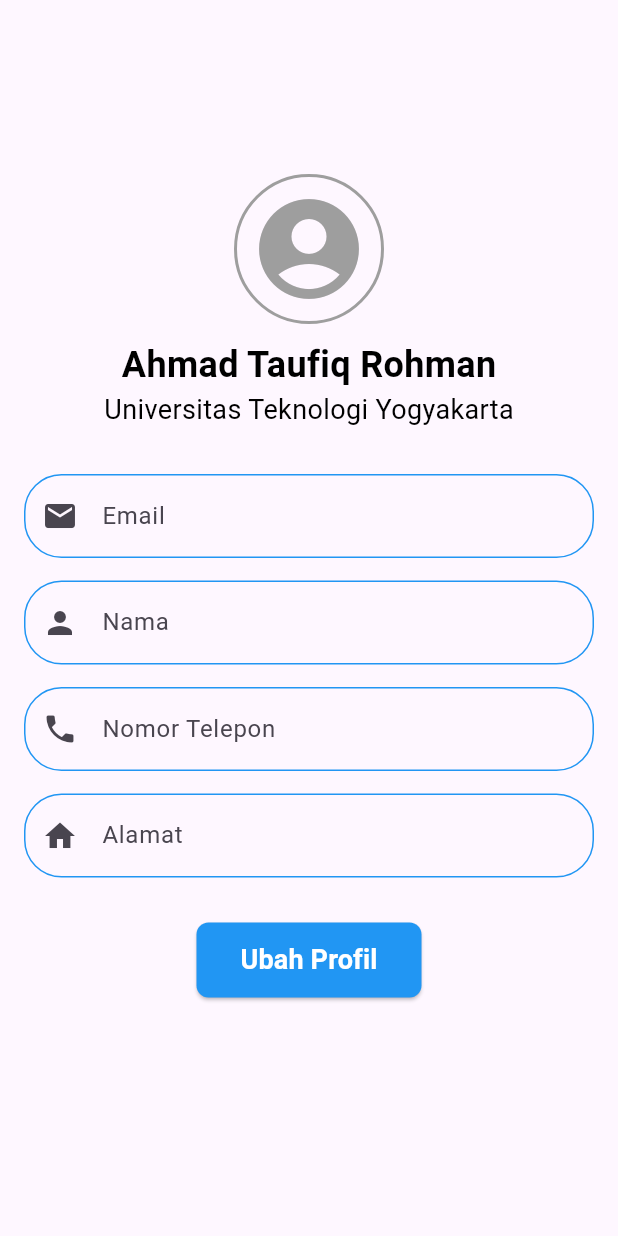
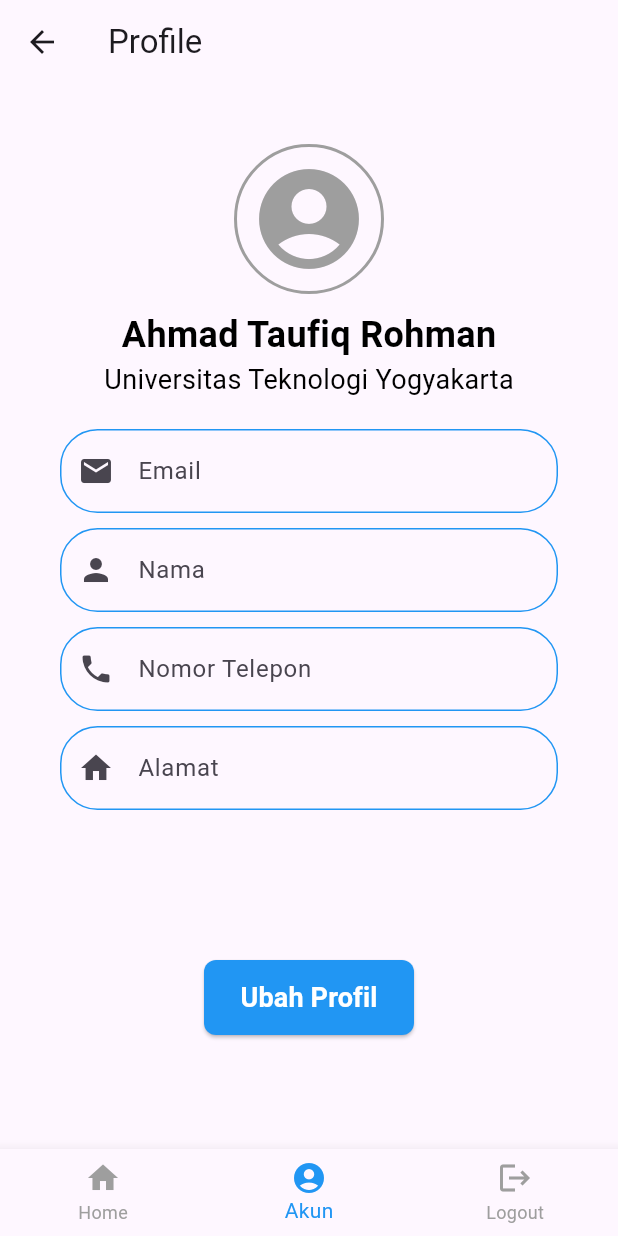
Before and after one commit to X3nonxe/responsi_PAML, a Flutter app: the MainScreen screen opened by its route, item 2 of the bottom bar chosen, after a tap on "Kelola Akun", on a phone screen of 412 x 824 dp. Run offline on Flutter 3.47's test engine with Material 3 defaults, Android fonts, the phone set to English and light mode, and no system bars.

Commit message:
fix code

```diff
--- a/lib/screens/account/account_screen.dart
+++ b/lib/screens/account/account_screen.dart
@@ -1,19 +1,36 @@
 // screens/account/account_screen.dart
 import 'package:flutter/material.dart';
-import 'package:responsi/routes/routes_name.dart';
 import 'package:responsi/widgets/app_bar.dart';
 import 'package:responsi/widgets/profile_section.dart';
 import 'package:responsi/widgets/menu_list_tile.dart';
+import 'package:responsi/screens/profile/profile_screen.dart';
 
-class AccountScreen extends StatelessWidget {
+class AccountScreen extends StatefulWidget {
   const AccountScreen({super.key});
 
   @override
+  State<AccountScreen> createState() => _AccountScreenState();
+}
+
+class _AccountScreenState extends State<AccountScreen> {
+  bool showProfileScreen = false;
+
+  @override
   Widget build(BuildContext context) {
+    if (showProfileScreen) {
+      // Menampilkan ProfileScreen
+      return ProfileScreen(
+        onBack: () {
+          setState(() {
+            showProfileScreen = false;
+          });
+        },
+      );
+    }
+
+    // Menampilkan AccountScreen (Halaman Utama Akun)
     return Scaffold(
-      appBar: const CustomAppBar(
-          showActions: false,
-          showAccountIcon: false),
+      appBar: const CustomAppBar(showActions: false, showAccountIcon: false),
       body: Padding(
         padding: const EdgeInsets.all(16.0),
         child: SingleChildScrollView(
@@ -27,7 +44,9 @@ class AccountScreen extends StatelessWidget {
                 title: "Kelola Akun",
                 icon: Icons.arrow_forward,
                 onTap: () {
-                  Navigator.pushNamed(context, RouteNames.profile);
+                  setState(() {
+                    showProfileScreen = true;
+                  });
                 },
               ),
               const Divider(),
--- a/lib/screens/forgot_password/forgot_password_screen.dart
+++ b/lib/screens/forgot_password/forgot_password_screen.dart
@@ -64,7 +64,7 @@ class ForgotPasswordScreen extends StatelessWidget {
                 ],
               ),
             ),
-            const SizedBox(height: 80),
+            const SizedBox(height: 120),
             Center(
               child: CustomButton(
                 text: AppStrings.buttonForgotPassword,
--- a/lib/screens/main_screen.dart
+++ b/lib/screens/main_screen.dart
@@ -4,20 +4,30 @@ import 'package:responsi/core/constants/colors.dart';
 import 'package:responsi/routes/routes_name.dart';
 import 'package:responsi/screens/account/account_screen.dart';
 import 'package:responsi/screens/home/home_screen.dart';
+import 'package:responsi/screens/profile/profile_screen.dart';
 
 class MainScreen extends StatefulWidget {
-  const MainScreen({super.key});
+  final int selectedIndex;
+
+  const MainScreen({super.key, this.selectedIndex = 0});
 
   @override
   MainScreenState createState() => MainScreenState();
 }
 
 class MainScreenState extends State<MainScreen> {
-  int _selectedIndex = 0;
+  late int _selectedIndex = 0;
+
+  @override
+  void initState() {
+    super.initState();
+    _selectedIndex = widget.selectedIndex;
+  }
 
   final List<Widget> _pages = [
     const HomeScreen(),
     const AccountScreen(),
+    const ProfileScreen(),
   ];
 
   void _onItemTapped(int index) {
--- a/lib/screens/profile/profile_screen.dart
+++ b/lib/screens/profile/profile_screen.dart
@@ -1,13 +1,14 @@
-// screens/profile_screen.dart
+// screens/profile/profile_screen.dart
 import 'package:flutter/material.dart';
-import 'package:responsi/widgets/app_bar.dart';
 import 'package:responsi/widgets/custom_button.dart';
 import 'package:responsi/widgets/custom_text_field.dart';
 import 'package:responsi/widgets/profile_section.dart';
 import 'package:responsi/widgets/form_widget.dart';
 
 class ProfileScreen extends StatelessWidget {
-  const ProfileScreen({super.key});
+  final VoidCallback? onBack;
+
+  const ProfileScreen({super.key, this.onBack});
 
   @override
   Widget build(BuildContext context) {
@@ -15,15 +16,21 @@ class ProfileScreen extends StatelessWidget {
 
     return Scaffold(
       resizeToAvoidBottomInset: true,
-      appBar: const CustomAppBar(showActions: false, showAccountIcon: false),
+      appBar: AppBar(
+        title: const Text("Profile"),
+        leading: IconButton(
+          icon: const Icon(Icons.arrow_back),
+          onPressed: onBack ?? () => Navigator.pop(context),
+        ),
+      ),
       body: SingleChildScrollView(
         child: Padding(
-          padding: const EdgeInsets.all(16.0),
+          padding: const EdgeInsets.all(40.0),
           child: Column(
             crossAxisAlignment: CrossAxisAlignment.start,
             children: [
               const ProfileSection(),
-              const SizedBox(height: 30),
+              const SizedBox(height: 20),
               FormWidget(
                 formKey: formKey,
                 child: Column(
@@ -39,7 +46,7 @@ class ProfileScreen extends StatelessWidget {
                         return null;
                       },
                     ),
-                    const SizedBox(height: 15),
+                    const SizedBox(height: 10),
                     CustomTextField(
                       label: "Nama",
                       icon: Icons.person,
@@ -51,7 +58,7 @@ class ProfileScreen extends StatelessWidget {
                         return null;
                       },
                     ),
-                    const SizedBox(height: 15),
+                    const SizedBox(height: 10),
                     CustomTextField(
                       label: "Nomor Telepon",
                       icon: Icons.phone,
@@ -63,7 +70,7 @@ class ProfileScreen extends StatelessWidget {
                         return null;
                       },
                     ),
-                    const SizedBox(height: 15),
+                    const SizedBox(height: 10),
                     CustomTextField(
                       label: "Alamat",
                       icon: Icons.home,
@@ -78,14 +85,18 @@ class ProfileScreen extends StatelessWidget {
                   ],
                 ),
               ),
-              const SizedBox(height: 30),
+              const SizedBox(height: 100),
               Center(
                 child: CustomButton(
                   text: "Ubah Profil",
-                  width: 150,
+                  width: 140,
                   onPressed: () {
                     if (formKey.currentState!.validate()) {
-                      Navigator.pop(context);
+                      if (onBack != null) {
+                        onBack!();
+                      } else {
+                        Navigator.pop(context);
+                      }
                     }
                   },
                 ),
--- a/lib/screens/register/register_screen.dart
+++ b/lib/screens/register/register_screen.dart
@@ -29,14 +29,14 @@ class RegisterScreen extends StatelessWidget {
                   fit: BoxFit.cover,
                 ),
               ),
-              const SizedBox(height: 60),
+              const SizedBox(height: 40),
               const Center(
                 child: Text(
                   AppStrings.register,
                   style: AppStyles.titleStyle,
                 ),
               ),
-              const SizedBox(height: 40),
+              const SizedBox(height: 10),
               FormWidget(
                 formKey: formKey,
                 child: Column(
@@ -104,7 +104,7 @@ class RegisterScreen extends StatelessWidget {
                   ],
                 ),
               ),
-              const SizedBox(height: 100),
+              const SizedBox(height: 120),
               Center(
                 child: CustomButton(
                   text: AppStrings.register,
```
